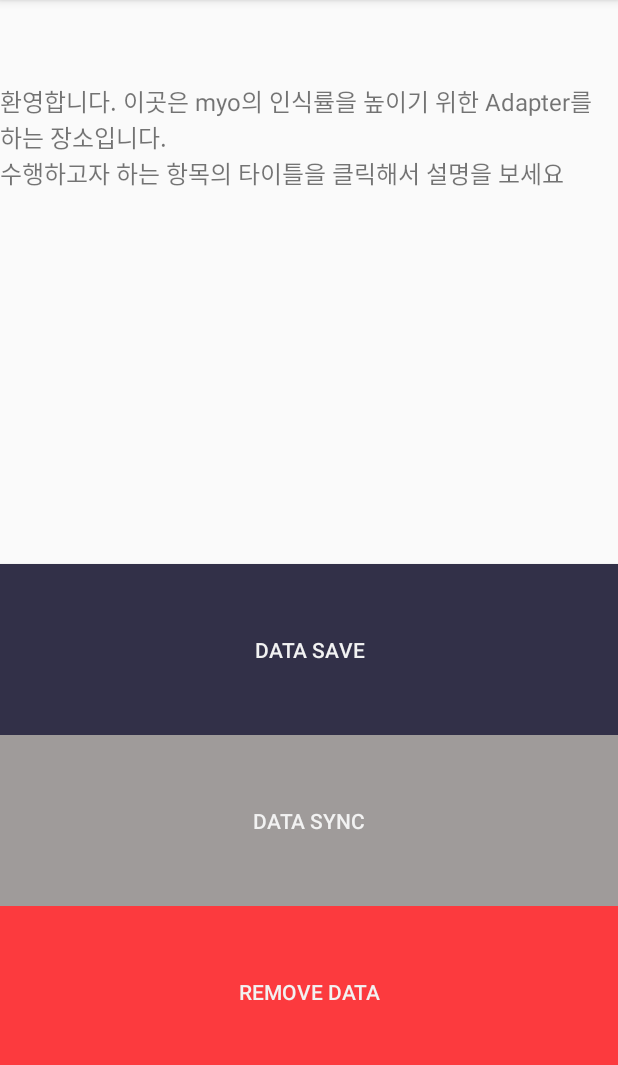
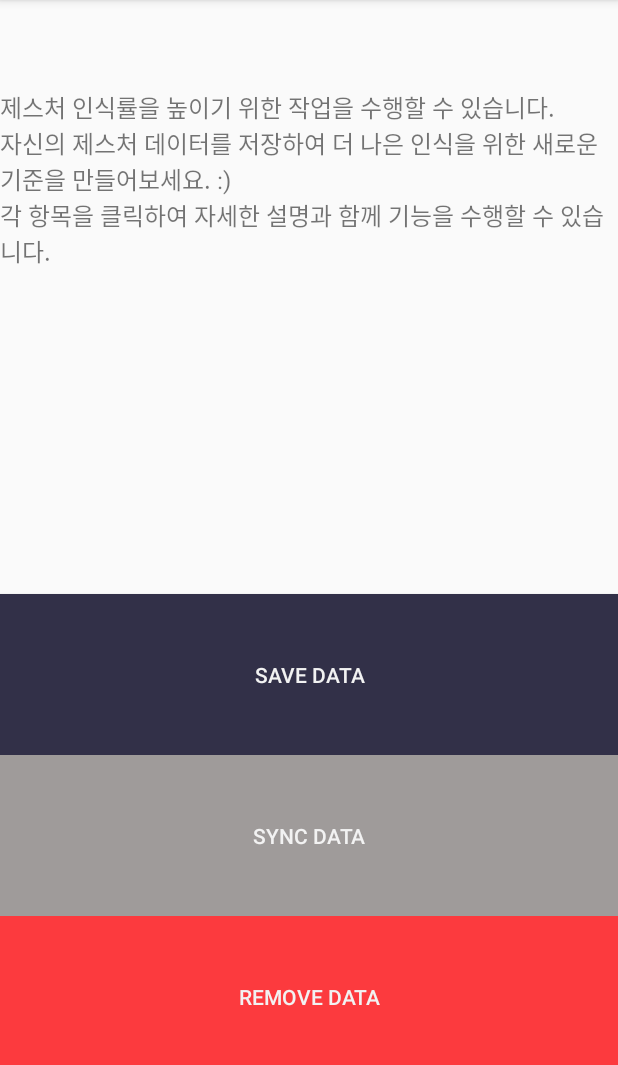
Before and after one commit to BlueBerryCheese/MyoLifeHacker2018, an Android app: the fragment TabFragment3 shown on its own in the app's theme, on a phone screen of 412 x 824 dp, the part 84-1149 px from its top. Run offline under Robolectric (Android 15) with nearby library versions, the phone set to English and light mode, and no system bars; our stand-ins replace EventBus; libraries missing offline, so code that uses them is left out: org.apache.commons; pictures from the network do not load.

Commit message:
Fragment3 text modified
Explanation change

```diff
--- a/app/src/main/java/blueberrycheese/myolifehacker/MainActivity.java
+++ b/app/src/main/java/blueberrycheese/myolifehacker/MainActivity.java
@@ -87,7 +87,7 @@ public class MainActivity extends AppCompatActivity
 
         pagerAdapter.addFragment(new TabFragment1(), "Main");
         pagerAdapter.addFragment(new TabFragment2(), "Setting");
-        pagerAdapter.addFragment(new TabFragment3(), "Adaptation");
+        pagerAdapter.addFragment(new TabFragment3(), "Learning");
         viewPager.setAdapter(pagerAdapter);
         viewPager.addOnPageChangeListener(listener);    //페이지 변할때마다 이벤트 발생하도록 이벤트 리스너 붙착
         TabLayout tabLayout = (TabLayout) findViewById(R.id.tabs);
--- a/app/src/main/res/layout/fragment_tab_fragment3.xml
+++ b/app/src/main/res/layout/fragment_tab_fragment3.xml
@@ -18,13 +18,14 @@
             android:layout_width="match_parent"
             android:layout_height="wrap_content"
             android:layout_weight="5.5">
+
             <TextView
                 android:id="@+id/textView_tutorial"
                 android:layout_width="match_parent"
-                android:layout_height="80dp"
-
-                android:textSize="16dp"
-                android:text="환영합니다. 이곳은 myo의 인식률을 높이기 위한 Adapter를 하는 장소입니다.\n수행하고자 하는 항목의 타이틀을 클릭해서 설명을 보세요" />
+                android:layout_height="120dp"
+                android:layout_marginTop="4dp"
+                android:text="제스처 인식률을 높이기 위한 작업을 수행할 수 있습니다.\n자신의 제스처 데이터를 저장하여 더 나은 인식을 위한 새로운 기준을 만들어보세요. :) \n각 항목을 클릭하여 자세한 설명과 함께 기능을 수행할 수 있습니다."
+                android:textSize="16dp" />
             <LinearLayout
                 android:id="@+id/topLinearLayout"
                 android:layout_width="match_parent"
@@ -200,20 +201,21 @@
 
         <Button
             android:id="@+id/btn_saveScroll"
-            android:text="Data Save"
-            android:textColor="@color/BackgroundColor"
             android:layout_width="match_parent"
             android:layout_height="wrap_content"
             android:layout_weight="1.5"
-            android:background="@color/FontColor"/>
+            android:background="@color/FontColor"
+            android:text="Save Data"
+            android:textColor="@color/BackgroundColor" />
+
         <Button
             android:id="@+id/btn_syncScroll"
-            android:text="Data Sync"
-            android:textColor="@color/BackgroundColor"
             android:layout_width="match_parent"
             android:layout_height="wrap_content"
             android:layout_weight="1.5"
-            android:background="#9F9B9A"/>
+            android:background="#9F9B9A"
+            android:text="Sync Data"
+            android:textColor="@color/BackgroundColor" />
         <Button
             android:id="@+id/btn_removeScroll"
             android:text="Remove Data"
```
Also changed, not shown: app/src/main/java/blueberrycheese/myolifehacker/TabFragment3.java (+4 -4 lines).
